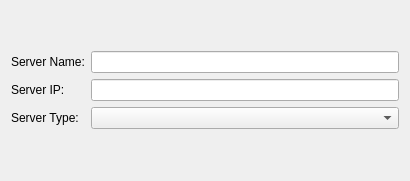
Old version of the form ravecluster/rave/clusterman/serverform.ui in the repository pgathogo/raven.
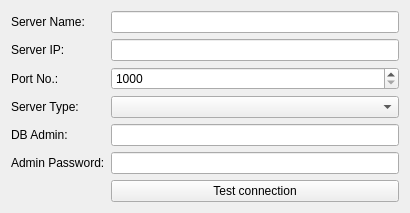
New version of the form.

Commit message:
ClusterManager: Connect to different PostgreSQL servers
This patch adds the ability to connect to different PostgreSQL
servers. This will enable creation of a user to a particular
PostgreSQL server when they are attached to a station.

Diff of the .ui file:
```diff
--- a/ravecluster/rave/clusterman/serverform.ui
+++ b/ravecluster/rave/clusterman/serverform.ui
@@ -7,7 +7,7 @@
     <x>0</x>
     <y>0</y>
     <width>410</width>
-    <height>181</height>
+    <height>202</height>
    </rect>
   </property>
   <property name="windowTitle">
@@ -16,16 +16,22 @@
   <layout class="QVBoxLayout" name="verticalLayout">
    <item>
     <layout class="QGridLayout" name="gridLayout">
-     <item row="0" column="0">
-      <widget class="QLabel" name="label">
-       <property name="text">
-        <string>Server Name:</string>
+     <item row="1" column="1">
+      <widget class="QLineEdit" name="edtIPAddress"/>
+     </item>
+     <item row="3" column="1">
+      <widget class="QComboBox" name="cbServerType"/>
+     </item>
+     <item row="4" column="1">
+      <widget class="QLineEdit" name="edtAdmin"/>
+     </item>
+     <item row="5" column="1">
+      <widget class="QLineEdit" name="edtPassword">
+       <property name="echoMode">
+        <enum>QLineEdit::Password</enum>
        </property>
       </widget>
      </item>
-     <item row="0" column="1">
-      <widget class="QLineEdit" name="edtServerName"/>
-     </item>
      <item row="1" column="0">
       <widget class="QLabel" name="label_2">
        <property name="text">
@@ -33,18 +39,60 @@
        </property>
       </widget>
      </item>
-     <item row="1" column="1">
-      <widget class="QLineEdit" name="edtIPAddress"/>
+     <item row="2" column="1">
+      <widget class="QSpinBox" name="sbPort">
+       <property name="minimum">
+        <number>1000</number>
+       </property>
+       <property name="maximum">
+        <number>9999</number>
+       </property>
+      </widget>
      </item>
-     <item row="2" column="0">
+     <item row="3" column="0">
       <widget class="QLabel" name="label_3">
        <property name="text">
         <string>Server Type:</string>
        </property>
       </widget>
      </item>
-     <item row="2" column="1">
-      <widget class="QComboBox" name="cbServerType"/>
+     <item row="4" column="0">
+      <widget class="QLabel" name="label_5">
+       <property name="text">
+        <string>DB Admin:</string>
+       </property>
+      </widget>
+     </item>
+     <item row="5" column="0">
+      <widget class="QLabel" name="label_6">
+       <property name="text">
+        <string>Admin Password:</string>
+       </property>
+      </widget>
+     </item>
+     <item row="0" column="0">
+      <widget class="QLabel" name="label">
+       <property name="text">
+        <string>Server Name:</string>
+       </property>
+      </widget>
+     </item>
+     <item row="2" column="0">
+      <widget class="QLabel" name="label_4">
+       <property name="text">
+        <string>Port No.:</string>
+       </property>
+      </widget>
+     </item>
+     <item row="0" column="1">
+      <widget class="QLineEdit" name="edtServerName"/>
+     </item>
+     <item row="6" column="1">
+      <widget class="QPushButton" name="btnTestConn">
+       <property name="text">
+        <string>Test connection</string>
+       </property>
+      </widget>
      </item>
     </layout>
    </item>
```
The commit also changes 50 other files.
